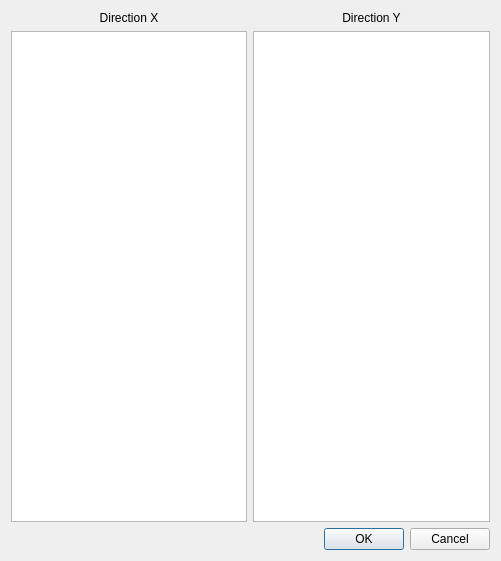
The window that applications/cfactor/widgets/torsion.ui (ebrahimraeyat/civilTools) describes before a commit, drawn with Qt 5.
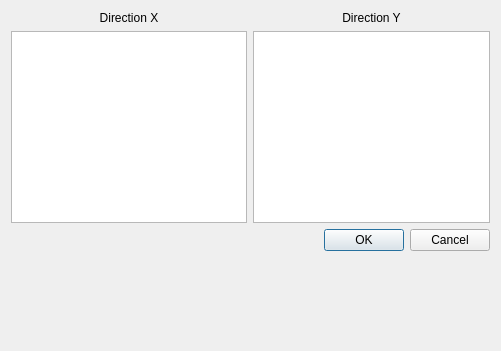
The same window after the commit.

Patch:
```diff
--- a/applications/cfactor/widgets/torsion.ui
+++ b/applications/cfactor/widgets/torsion.ui
@@ -7,7 +7,7 @@
     <x>0</x>
     <y>0</y>
     <width>501</width>
-    <height>561</height>
+    <height>351</height>
    </rect>
   </property>
   <property name="windowTitle">
@@ -74,6 +74,19 @@
      </property>
     </widget>
    </item>
+   <item>
+    <spacer name="verticalSpacer">
+     <property name="orientation">
+      <enum>Qt::Vertical</enum>
+     </property>
+     <property name="sizeHint" stdset="0">
+      <size>
+       <width>20</width>
+       <height>40</height>
+      </size>
+     </property>
+    </spacer>
+   </item>
   </layout>
  </widget>
  <resources/>
```
